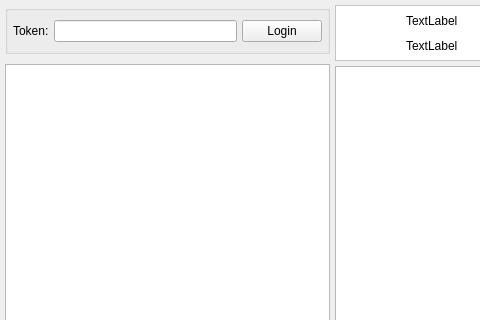
First picture: the form in main.ui, repository iPurya/botclient, before the edit; both pictures show x 0 to 480 and y 0 to 320 of the 991 by 509 pixel window.
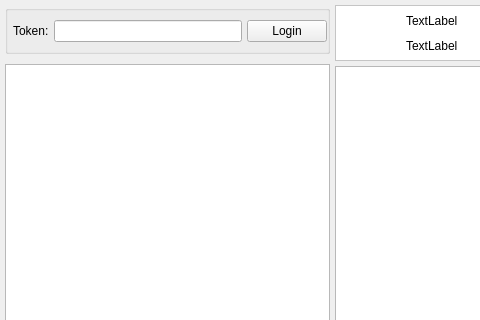
Second picture: the form after the edit. Icons and pictures are not drawn.

The edit to the form file:
```diff
--- a/main.ui
+++ b/main.ui
@@ -78,7 +78,7 @@
              <number>0</number>
             </property>
             <property name="rightMargin">
-             <number>5</number>
+             <number>0</number>
             </property>
             <property name="bottomMargin">
              <number>0</number>
```
Left out of the diff: 20 changed lines with no effect on the pictures.
